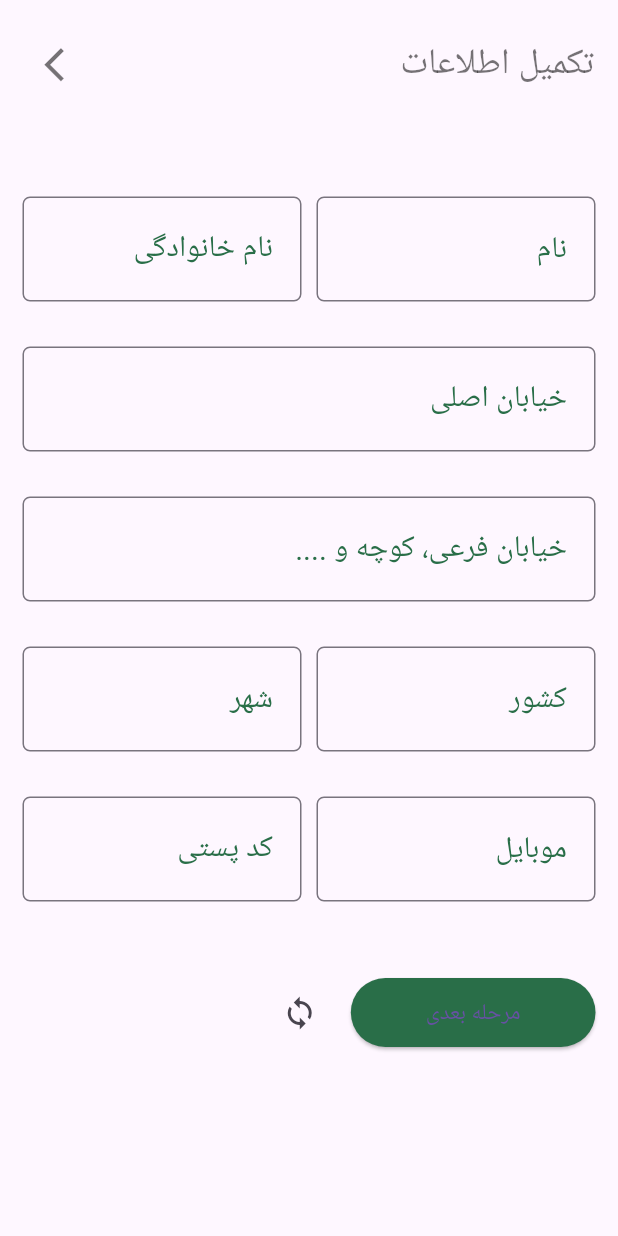
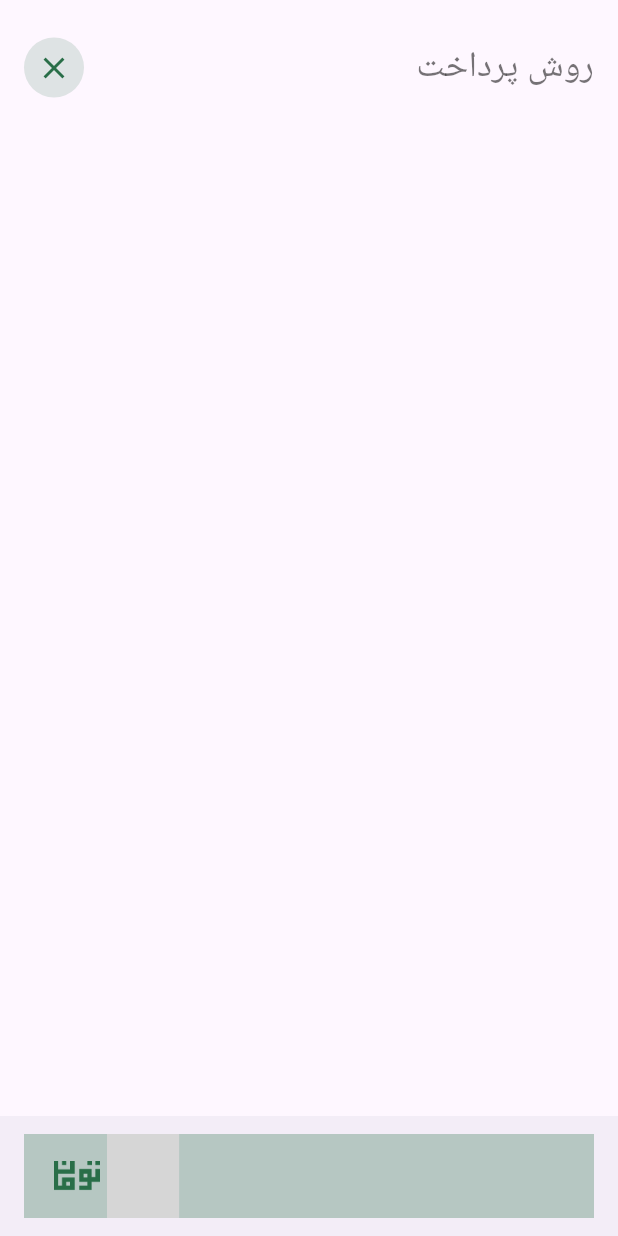
Before and after one commit to AM1RH3/wordpress_app, a Flutter app: the VerifyAddress screen opened directly, after a tap on "مرحله بعدی", on a phone screen of 412 x 824 dp. Run offline on Flutter 3.47's test engine with Material 3 defaults, Android fonts, the light colour scheme and no system bars; our stand-ins replace animated_bottom_navigation_bar, dio, loading_animation_widget, page_transition; accounts and stored records are empty; network calls fail; Roboto replaces fonts that are missing (Lalezar); statements that could not run were skipped; grey boxes are pictures that could not be loaded.

Commit message:
add PaymentO. page Ui Part1

```diff
--- /dev/null
+++ b/lib/ui/payment_options/payment_options.dart
@@ -0,0 +1,86 @@
+import 'package:flutter/material.dart';
+import 'package:intl/intl.dart' show NumberFormat;
+import 'package:provider/provider.dart';
+import 'package:woedpress_app/constants/constants.dart';
+import 'package:woedpress_app/providers/shop_provider.dart';
+
+class PaymentOptions extends StatefulWidget {
+  const PaymentOptions({super.key});
+
+  @override
+  State<PaymentOptions> createState() => _PaymentOptionsState();
+}
+
+class _PaymentOptionsState extends State<PaymentOptions> {
+  NumberFormat numberFormat = NumberFormat.decimalPattern('fa');
+
+  @override
+  Widget build(BuildContext context) {
+    return Consumer<ShopProvider>(
+      builder: (context, cartModel, child) {
+        if (cartModel.customerDetailsModel!.id != null) {
+          return Scaffold(
+            appBar: AppBar(
+              automaticallyImplyLeading: false,
+              toolbarHeight: 90.0,
+              title: Row(
+                mainAxisAlignment: MainAxisAlignment.spaceBetween,
+                children: [
+                  GestureDetector(
+                    onTap: () {
+                      Navigator.pop(context);
+                    },
+                    //! X Button
+                    child: Container(
+                      height: 40.0,
+                      width: 40.0,
+                      decoration: BoxDecoration(
+                        borderRadius: BorderRadius.circular(50.0),
+                        color: Constants.primaryColor.withOpacity(0.15),
+                      ),
+                      child: Icon(
+                        Icons.close,
+                        color: Constants.primaryColor,
+                      ),
+                    ),
+                  ),
+                  //! Register Text
+                  Text(
+                    'روش پرداخت',
+                    style: TextStyle(
+                      color: Constants.blackColor,
+                      fontFamily: 'Lalezar',
+                      fontSize: 24.0,
+                    ),
+                  )
+                ],
+              ),
+              backgroundColor: Theme.of(context).scaffoldBackgroundColor,
+              elevation: 0.0,
+            ),
+            bottomNavigationBar: BottomAppBar(
+              child: Container(
+                padding: const EdgeInsets.symmetric(horizontal: 20.0),
+                height: 80.0,
+                width: double.maxFinite,
+                decoration: BoxDecoration(
+                  color: Constants.primaryColor.withOpacity(0.3),
+                ),
+                child: Row(
+                  children: [
+                    SizedBox(
+                      height: 20.0,
+                      child: Image.asset('assets/images/PriceUnit-green.png'),
+                    ),
+                    const SizedBox(width: 5.0),
+                    Text(),
+                  ],
+                ),
+              ),
+            ),
+          );
+        }
+      },
+    );
+  }
+}
--- a/lib/ui/verify_address/verify_address_page.dart
+++ b/lib/ui/verify_address/verify_address_page.dart
@@ -1,10 +1,12 @@
 import 'package:flutter/cupertino.dart';
 import 'package:flutter/material.dart';
+import 'package:page_transition/page_transition.dart';
 import 'package:provider/provider.dart';
 import 'package:woedpress_app/constants/constants.dart';
 import 'package:woedpress_app/models/woocommerce/customer_details_model.dart';
 import 'package:woedpress_app/providers/shop_provider.dart';
 import 'package:loading_animation_widget/loading_animation_widget.dart';
+import 'package:woedpress_app/ui/payment_options/payment_options.dart';
 import 'package:woedpress_app/ui/utils/custom_appbar.dart';
 import 'package:woedpress_app/ui/utils/custom_form_field.dart';
 import 'package:woedpress_app/ui/utils/validators.dart';
@@ -154,6 +156,12 @@ class _VerifyAddressState extends State<VerifyAddress> {
                         ),
                       ),
                       onPressed: () {
+                        Navigator.push(
+                          context,
+                          PageTransition(
+                              child: const PaymentOptions(),
+                              type: PageTransitionType.fade),
+                        );
                         // if (globalKey2.currentState!.validate()) {
                         //   Navigator.of(context).push(
                         //     CupertinoPageRoute(
```
